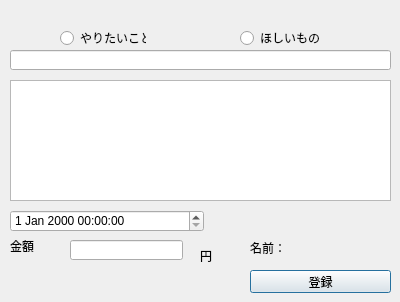
This is ui/nnw.ui in JFLABO/hoteityou as Qt 5 draws it before an edit. The edited form follows.
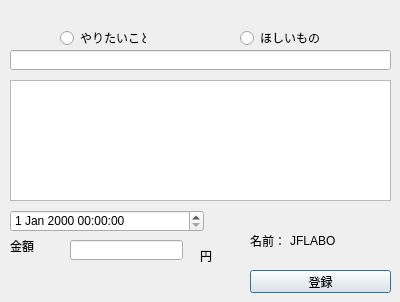
This is the edited form.

The edit to the form file:
```diff
--- a/ui/nnw.ui
+++ b/ui/nnw.ui
@@ -99,9 +99,9 @@
    <property name="geometry">
     <rect>
      <x>250</x>
-     <y>240</y>
-     <width>131</width>
-     <height>16</height>
+     <y>230</y>
+     <width>41</width>
+     <height>21</height>
     </rect>
    </property>
    <property name="text">
@@ -131,6 +131,19 @@
     </rect>
    </property>
   </widget>
+  <widget class="QLabel" name="label_4">
+   <property name="geometry">
+    <rect>
+     <x>290</x>
+     <y>230</y>
+     <width>91</width>
+     <height>21</height>
+    </rect>
+   </property>
+   <property name="text">
+    <string>JFLABO</string>
+   </property>
+  </widget>
  </widget>
  <resources/>
  <connections/>
```
